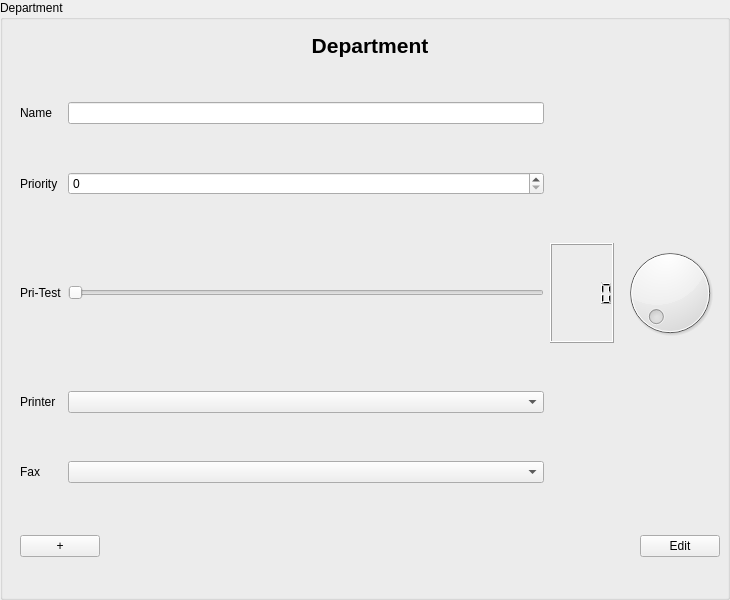
The window that src/jmbde/views/departmentinputarea.ui (jmuelbert/jmbde-QT) describes before a commit, drawn with Qt 5.
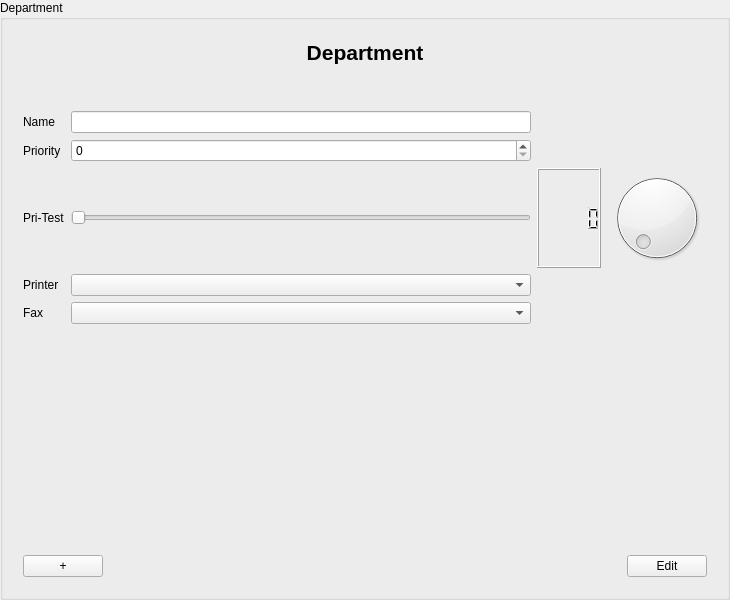
The same window after the commit.

The edit to the form file:
```diff
--- a/src/jmbde/views/departmentinputarea.ui
+++ b/src/jmbde/views/departmentinputarea.ui
@@ -19,24 +19,11 @@
   <property name="title">
    <string>Department</string>
   </property>
+  <layout class="QVBoxLayout" name="verticalLayout_2">
+   <item>
   <widget class="QWidget" name="formLayoutWidget" native="true">
-   <property name="geometry">
-    <rect>
-     <x>10</x>
-     <y>30</y>
-     <width>730</width>
-     <height>600</height>
-    </rect>
-   </property>
-   <widget class="QWidget" name="verticalLayoutWidget_Header">
-    <property name="geometry">
-     <rect>
-      <x>10</x>
-      <y>0</y>
-      <width>700</width>
-      <height>30</height>
-     </rect>
-    </property>
+     <layout class="QVBoxLayout" name="verticalLayout_3">
+      <item>
     <layout class="QVBoxLayout" name="verticalLayout">
      <item>
       <widget class="QLabel" name="label_Header">
@@ -56,55 +43,24 @@
       </widget>
      </item>
     </layout>
-   </widget>
-   <widget class="QWidget" name="verticalLayoutWidget_Buttons">
-    <property name="geometry">
-     <rect>
-      <x>10</x>
-      <y>500</y>
-      <width>700</width>
-      <height>32</height>
-     </rect>
-    </property>
-    <layout class="QHBoxLayout" name="horizontalLayout">
-     <item>
-      <widget class="QPushButton" name="pushButton_Add">
-       <property name="text">
-        <string>+</string>
-       </property>
-      </widget>
      </item>
      <item>
-      <spacer name="horizontalSpacer">
+       <spacer name="verticalSpacer">
        <property name="orientation">
-        <enum>Qt::Horizontal</enum>
+         <enum>Qt::Vertical</enum>
+        </property>
+        <property name="sizeType">
+         <enum>QSizePolicy::Preferred</enum>
        </property>
        <property name="sizeHint" stdset="0">
         <size>
-         <width>40</width>
-         <height>20</height>
+          <width>20</width>
+          <height>40</height>
         </size>
        </property>
       </spacer>
      </item>
      <item>
-      <widget class="QPushButton" name="pushButton_EditFinish">
-       <property name="text">
-        <string>Edit</string>
-       </property>
-      </widget>
-     </item>
-    </layout>
-   </widget>
-   <widget class="QWidget" name="gridLayoutWidget">
-    <property name="geometry">
-     <rect>
-      <x>10</x>
-      <y>30</y>
-      <width>700</width>
-      <height>470</height>
-     </rect>
-    </property>
     <layout class="QGridLayout" name="gridLayout">
      <item row="4" column="0">
       <widget class="QLabel" name="label_Printer">
@@ -182,8 +138,55 @@
       <widget class="QComboBox" name="comboBox_Fax"/>
      </item>
     </layout>
-   </widget>
-  </widget>
+      </item>
+      <item>
+       <spacer name="verticalSpacer_2">
+        <property name="orientation">
+         <enum>Qt::Vertical</enum>
+        </property>
+        <property name="sizeHint" stdset="0">
+         <size>
+          <width>20</width>
+          <height>40</height>
+         </size>
+        </property>
+       </spacer>
+      </item>
+      <item>
+       <layout class="QHBoxLayout" name="horizontalLayout">
+        <item>
+         <widget class="QPushButton" name="pushButton_Add">
+          <property name="text">
+           <string>+</string>
+          </property>
+         </widget>
+        </item>
+        <item>
+         <spacer name="horizontalSpacer">
+          <property name="orientation">
+           <enum>Qt::Horizontal</enum>
+          </property>
+          <property name="sizeHint" stdset="0">
+           <size>
+            <width>40</width>
+            <height>20</height>
+           </size>
+          </property>
+         </spacer>
+        </item>
+        <item>
+         <widget class="QPushButton" name="pushButton_EditFinish">
+          <property name="text">
+           <string>Edit</string>
+          </property>
+         </widget>
+        </item>
+       </layout>
+      </item>
+     </layout>
+    </widget>
+   </item>
+  </layout>
  </widget>
  <tabstops>
   <tabstop>lineEdit_Name</tabstop>
```
Lines whose indentation alone changed are shown as unchanged.
